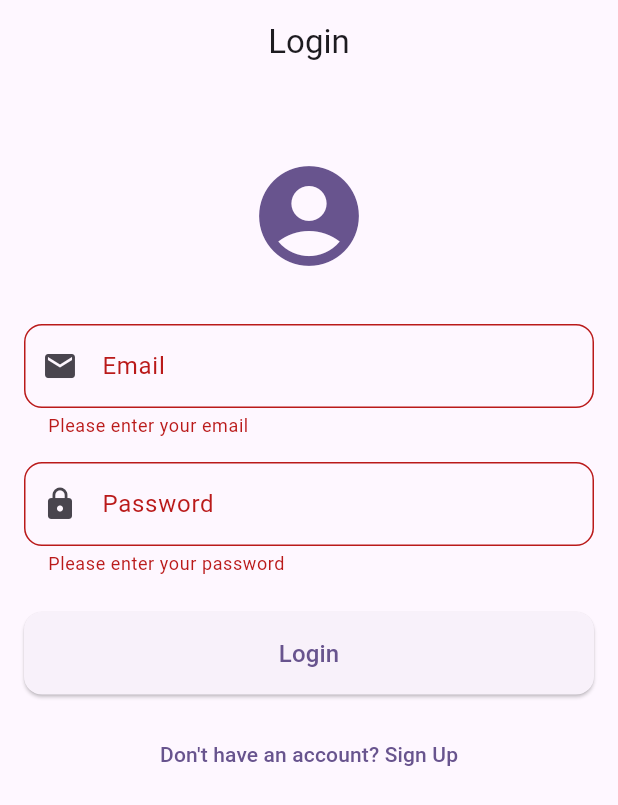
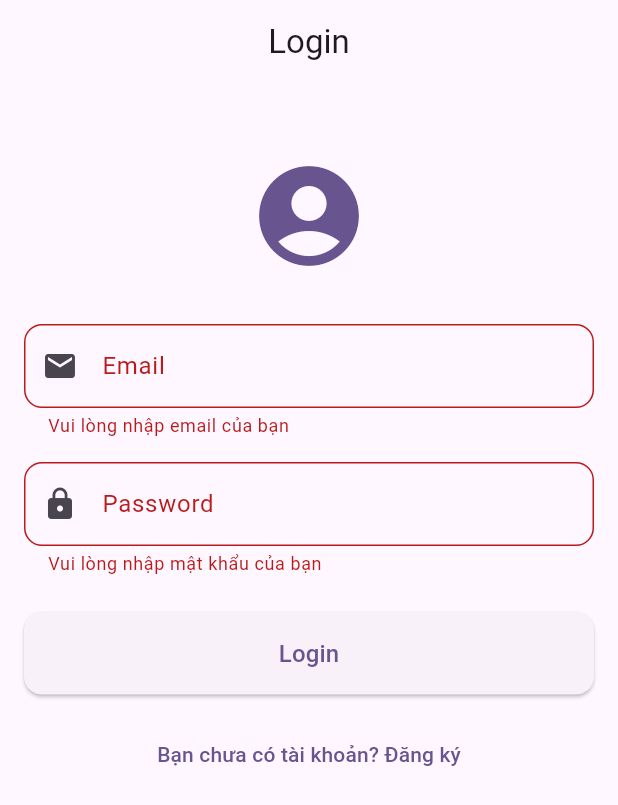
Before and after one commit to Broky2022/project_hospital_management, a Flutter app: the screen it shows after launch, after a tap on "Login", on a phone screen of 412 x 824 dp. Shown: the top 805 px of the screen. Run offline on Flutter 3.47's test engine with Material 3 defaults, Android fonts, the phone set to English and light mode, and no system bars; our stand-ins replace sqflite; accounts and stored records are empty.

Commit message:
chốt v1.0

```diff
--- a/lib/view/login_forms.dart
+++ b/lib/view/login_forms.dart
@@ -11,7 +11,8 @@ class LoginForm extends StatefulWidget {
   _LoginFormState createState() => _LoginFormState();
 }
 
-class _LoginFormState extends State<LoginForm> with SingleTickerProviderStateMixin {
+class _LoginFormState extends State<LoginForm>
+    with SingleTickerProviderStateMixin {
   // Controllers để quản lý input từ các TextFormField
   final _emailController = TextEditingController();
   final _passwordController = TextEditingController();
@@ -49,11 +50,11 @@ class _LoginFormState extends State<LoginForm> with SingleTickerProviderStateMix
   // Validate email với regex
   String? _validateEmail(String? value) {
     if (value == null || value.isEmpty) {
-      return 'Please enter your email';
+      return 'Vui lòng nhập email của bạn';
     }
     final emailRegex = RegExp(r'^[\w-\.]+@([\w-]+\.)+[\w-]{2,4}$');
     if (!emailRegex.hasMatch(value)) {
-      return 'Please enter a valid email address';
+      return 'Vui lòng nhập địa chỉ email hợp lệ';
     }
     return null;
   }
@@ -61,10 +62,10 @@ class _LoginFormState extends State<LoginForm> with SingleTickerProviderStateMix
   // Validate mật khẩu
   String? _validatePassword(String? value) {
     if (value == null || value.isEmpty) {
-      return 'Please enter your password';
+      return 'Vui lòng nhập mật khẩu của bạn';
     }
     if (value.length < 6) {
-      return 'Password must be at least 6 characters long';
+      return 'Mật khẩu phải dài ít nhất 6 ký tự';
     }
     return null;
   }
@@ -102,7 +103,7 @@ class _LoginFormState extends State<LoginForm> with SingleTickerProviderStateMix
             // Đăng nhập thất bại
             ScaffoldMessenger.of(context).showSnackBar(
               const SnackBar(
-                content: Text('Invalid email or password'),
+                content: Text('Đã xảy ra lỗi. Vui lòng thử lại'),
                 backgroundColor: Colors.red,
               ),
             );
@@ -112,7 +113,7 @@ class _LoginFormState extends State<LoginForm> with SingleTickerProviderStateMix
         // Xử lý lỗi và hiển thị thông báo
         ScaffoldMessenger.of(context).showSnackBar(
           const SnackBar(
-            content: Text('An error occurred. Please try again.'),
+            content: Text('Đã xảy ra lỗi. Vui lòng thử lại.'),
             backgroundColor: Colors.red,
           ),
         );
@@ -216,9 +217,10 @@ class _LoginFormState extends State<LoginForm> with SingleTickerProviderStateMix
                       ? null
                       : () => Navigator.push(
                             context,
-                    MaterialPageRoute(builder: (context) => SignUpForm()),
+                            MaterialPageRoute(
+                                builder: (context) => SignUpForm()),
                           ),
-                  child: const Text('Don\'t have an account? Sign Up'),
+                  child: const Text('Bạn chưa có tài khoản? Đăng ký'),
                 ),
               ],
             ),
--- a/lib/view/signup_form.dart
+++ b/lib/view/signup_form.dart
@@ -10,7 +10,8 @@ class SignUpForm extends StatefulWidget {
   _SignUpFormState createState() => _SignUpFormState();
 }
 
-class _SignUpFormState extends State<SignUpForm> with SingleTickerProviderStateMixin {
+class _SignUpFormState extends State<SignUpForm>
+    with SingleTickerProviderStateMixin {
   // Controllers để quản lý input từ các TextFormField
   final _nameController = TextEditingController();
   final _emailController = TextEditingController();
@@ -55,10 +56,10 @@ class _SignUpFormState extends State<SignUpForm> with SingleTickerProviderStateM
   // Validate tên người dùng
   String? _validateName(String? value) {
     if (value == null || value.isEmpty) {
-      return 'Please enter your name';
+      return 'Vui lòng nhập tên của bạn';
     }
     if (value.length < 2) {
-      return 'Name must be at least 2 characters long';
+      return 'Tên phải dài ít nhất 2 ký tự';
     }
     return null;
   }
@@ -66,11 +67,11 @@ class _SignUpFormState extends State<SignUpForm> with SingleTickerProviderStateM
   // Validate email với regex
   String? _validateEmail(String? value) {
     if (value == null || value.isEmpty) {
-      return 'Please enter your email';
+      return 'Vui lòng nhập email của bạn';
     }
     final emailRegex = RegExp(r'^[\w-\.]+@([\w-]+\.)+[\w-]{2,4}$');
     if (!emailRegex.hasMatch(value)) {
-      return 'Please enter a valid email address';
+      return 'Vui lòng nhập địa chỉ email hợp lệ';
     }
     return null;
   }
@@ -78,16 +79,16 @@ class _SignUpFormState extends State<SignUpForm> with SingleTickerProviderStateM
   // Validate mật khẩu (yêu cầu có chữ hoa và số)
   String? _validatePassword(String? value) {
     if (value == null || value.isEmpty) {
-      return 'Please enter your password';
+      return 'Làm ơn hãy nhập mật khẩu';
     }
     if (value.length < 6) {
-      return 'Password must be at least 6 characters long';
+      return 'Mật khẩu phải dài ít nhất 6 ký tự';
     }
     if (!value.contains(RegExp(r'[A-Z]'))) {
-      return 'Password must contain at least one uppercase letter';
+      return 'Mật khẩu phải chứa ít nhất một chữ cái viết hoa';
     }
     if (!value.contains(RegExp(r'[0-9]'))) {
-      return 'Password must contain at least one number';
+      return 'Mật khẩu phải chứa ít nhất một số';
     }
     return null;
   }
@@ -95,7 +96,7 @@ class _SignUpFormState extends State<SignUpForm> with SingleTickerProviderStateM
   // Validate bio data cho bác sĩ
   String? _validateBioData(String? value) {
     if (_isDoctor && (value == null || value.isEmpty)) {
-      return 'Please enter your bio data';
+      return 'Làm ơn hãy nhập giới thiệu';
     }
     return null;
   }
@@ -141,7 +142,8 @@ class _SignUpFormState extends State<SignUpForm> with SingleTickerProviderStateM
         if (mounted) {
           ScaffoldMessenger.of(context).showSnackBar(
             const SnackBar(
-              content: Text('Account created successfully! Please login.'),
+              content:
+                  Text('Tài khoản đã được tạo thành công! Vui lòng đăng nhập.'),
               backgroundColor: Colors.green,
             ),
           );
@@ -152,7 +154,7 @@ class _SignUpFormState extends State<SignUpForm> with SingleTickerProviderStateM
         if (mounted) {
           ScaffoldMessenger.of(context).showSnackBar(
             const SnackBar(
-              content: Text('An error occurred. Please try again.'),
+              content: Text('Đã xảy ra lỗi. Vui lòng thử lại.'),
               backgroundColor: Colors.red,
             ),
           );
@@ -231,7 +233,9 @@ class _SignUpFormState extends State<SignUpForm> with SingleTickerProviderStateM
                     prefixIcon: const Icon(Icons.lock_outline),
                     suffixIcon: IconButton(
                       icon: Icon(
-                        _obscurePassword ? Icons.visibility : Icons.visibility_off,
+                        _obscurePassword
+                            ? Icons.visibility
+                            : Icons.visibility_off,
                       ),
                       onPressed: () {
                         setState(() => _obscurePassword = !_obscurePassword);
@@ -245,7 +249,6 @@ class _SignUpFormState extends State<SignUpForm> with SingleTickerProviderStateM
                   textInputAction: TextInputAction.next,
                   validator: _validatePassword,
                 ),
-
 
                 // Switch chọn loại tài khoản (user/doctor)
                 const SizedBox(height: 16),
```
Lines whose indentation alone changed are shown as unchanged.
